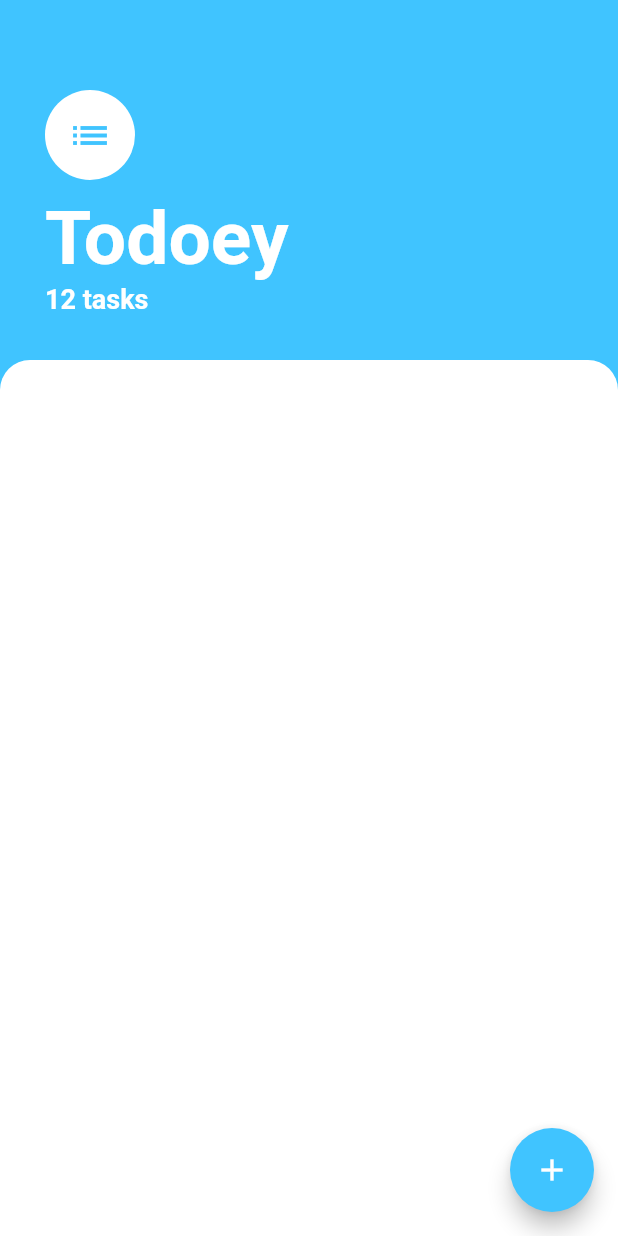
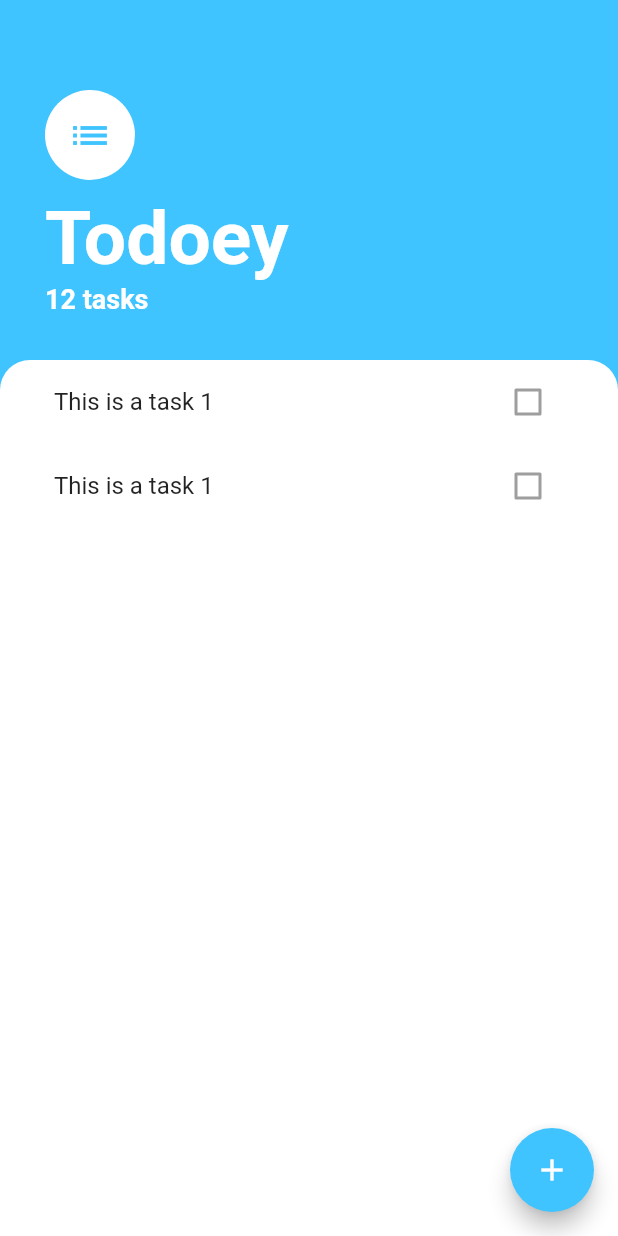
Before and after one commit to mikeescom/Todoey, a Flutter app: the screen it shows after launch, on a phone screen of 412 x 824 dp. Run offline on Flutter 3.47's test engine with Material 2 defaults, Android fonts, the phone set to English and light mode, and no system bars.

Commit message:
Adding ListView and refactor.

```diff
--- a/lib/screens/tasks_screen.dart
+++ b/lib/screens/tasks_screen.dart
@@ -1,4 +1,5 @@
 import 'package:flutter/material.dart';
+import 'package:todoeyflutter/widgets/tasks_list.dart';
 
 class TasksScreen extends StatelessWidget {
   @override
@@ -53,6 +54,9 @@ class TasksScreen extends StatelessWidget {
           ),
           Expanded(
             child: Container(
+              padding: EdgeInsets.symmetric(
+                horizontal: 20.0,
+              ),
               decoration: BoxDecoration(
                 color: Colors.white,
                 borderRadius: BorderRadius.only(
@@ -60,6 +64,7 @@ class TasksScreen extends StatelessWidget {
                   topRight: Radius.circular(20.0),
                 ),
               ),
+              child: TasksList(),
             ),
           )
         ],
--- /dev/null
+++ b/lib/widgets/task_tile.dart
@@ -0,0 +1,14 @@
+import 'package:flutter/cupertino.dart';
+import 'package:flutter/material.dart';
+
+class TaskTile extends StatelessWidget {
+  @override
+  Widget build(BuildContext context) {
+    return ListTile(
+      title: Text('This is a task 1'),
+      trailing: Checkbox(
+        value: false,
+      ),
+    );
+  }
+}
--- /dev/null
+++ b/lib/widgets/tasks_list.dart
@@ -0,0 +1,14 @@
+import 'package:flutter/cupertino.dart';
+import 'package:todoeyflutter/widgets/task_tile.dart';
+
+class TasksList extends StatelessWidget {
+  @override
+  Widget build(BuildContext context) {
+    return ListView(
+      children: <Widget>[
+        TaskTile(),
+        TaskTile(),
+      ],
+    );
+  }
+}
```
